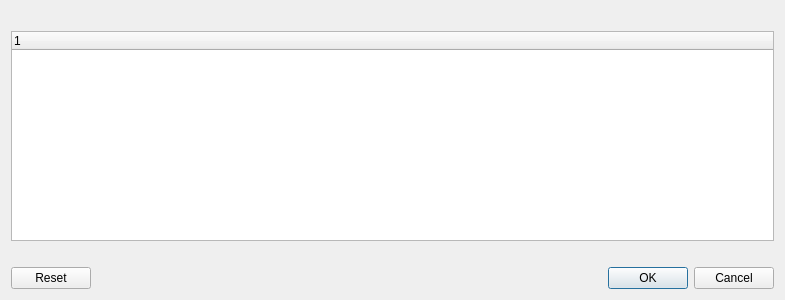
The window that tomviz/DataBrokerLoadDialog.ui (OpenChemistry/tomviz) describes before a commit, drawn with Qt 5.
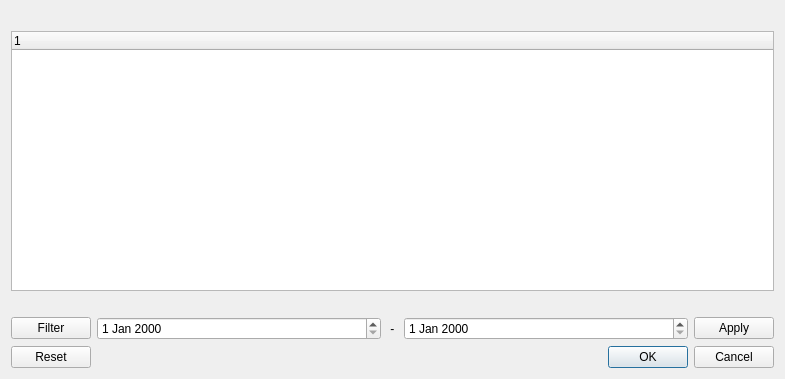
The same window after the commit.

Commit message: Optionally filter databroker runs by date range

The edit to the form file:
```diff
--- a/tomviz/DataBrokerLoadDialog.ui
+++ b/tomviz/DataBrokerLoadDialog.ui
@@ -7,7 +7,7 @@
     <x>0</x>
     <y>0</y>
     <width>785</width>
-    <height>300</height>
+    <height>379</height>
    </rect>
   </property>
   <property name="windowTitle">
@@ -40,6 +40,61 @@
      </property>
     </widget>
    </item>
+   <item>
+    <layout class="QHBoxLayout" name="filterLayout">
+     <item>
+      <widget class="QPushButton" name="filterButton">
+       <property name="sizePolicy">
+        <sizepolicy hsizetype="Fixed" vsizetype="Fixed">
+         <horstretch>0</horstretch>
+         <verstretch>0</verstretch>
+        </sizepolicy>
+       </property>
+       <property name="text">
+        <string>Filter</string>
+       </property>
+       <property name="checkable">
+        <bool>true</bool>
+       </property>
+       <property name="flat">
+        <bool>false</bool>
+       </property>
+      </widget>
+     </item>
+     <item>
+      <widget class="QDateEdit" name="fromDateEdit"/>
+     </item>
+     <item>
+      <widget class="QLabel" name="label_2">
+       <property name="sizePolicy">
+        <sizepolicy hsizetype="Fixed" vsizetype="Preferred">
+         <horstretch>0</horstretch>
+         <verstretch>0</verstretch>
+        </sizepolicy>
+       </property>
+       <property name="text">
+        <string> - </string>
+       </property>
+      </widget>
+     </item>
+     <item>
+      <widget class="QDateEdit" name="toDateEdit"/>
+     </item>
+     <item>
+      <widget class="QPushButton" name="applyFilterButton">
+       <property name="sizePolicy">
+        <sizepolicy hsizetype="Fixed" vsizetype="Fixed">
+         <horstretch>0</horstretch>
+         <verstretch>0</verstretch>
+        </sizepolicy>
+       </property>
+       <property name="text">
+        <string>Apply</string>
+       </property>
+      </widget>
+     </item>
+    </layout>
+   </item>
    <item>
     <widget class="QDialogButtonBox" name="buttonBox">
      <property name="orientation">
```
Left out of the diff: 2 changed lines with no effect on the pictures. The commit also changes 5 other files.
